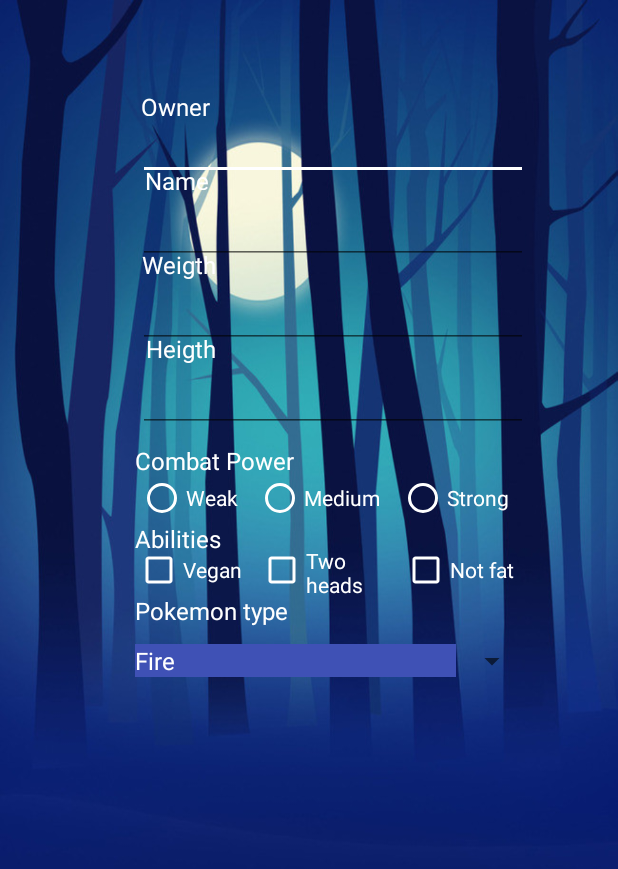
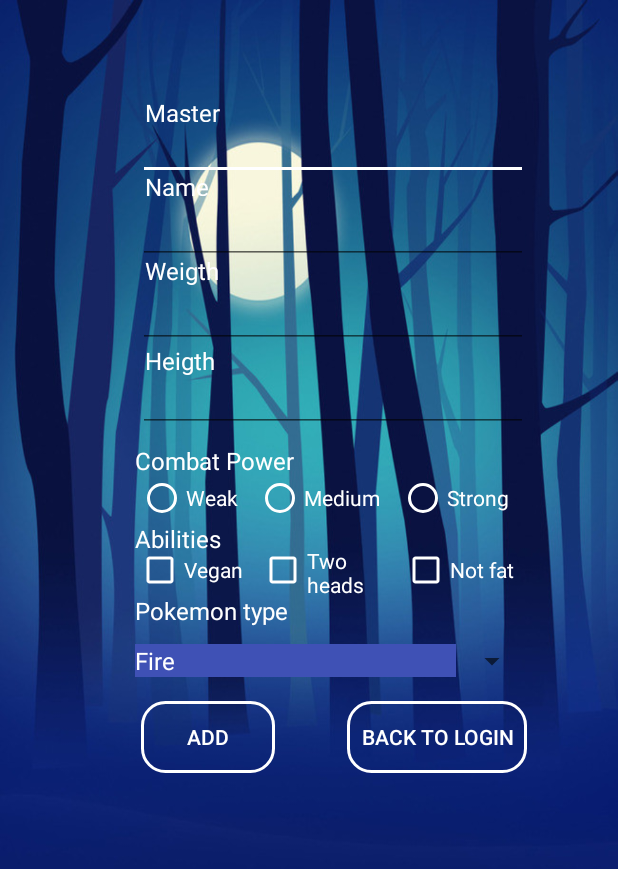
Before and after one commit to vytautasPovilaitis/android_pokemons, an Android app: the RegisterNewEntry screen opened directly, with no data from a screen before it, on a phone screen of 412 x 824 dp. Shown: the top 869 px of the screen. Run offline under Robolectric (Android 15) with nearby library versions, the phone set to English and light mode, and no system bars.

Commit message:
veikia registracija + login nėra lentelės + mygtukų

```diff
--- a/app/src/main/java/com/example/vytautas/myapplication/RegisterNewEntry.java
+++ b/app/src/main/java/com/example/vytautas/myapplication/RegisterNewEntry.java
@@ -17,7 +17,7 @@ public class RegisterNewEntry extends AppCompatActivity {
     }
 
     public void initRegisterNewActivitySpinner() {
-        Spinner registerNewActivitySpinner = (Spinner) findViewById(R.id.registerNewAcivity_type_spinner);
+        Spinner registerNewActivitySpinner = (Spinner) findViewById(R.id.register_new_entry_type_spinner);
         String[] arraySpinner = new String[]{
                 "Fire", "Water", "Earth", "Metal", "Electric"};
         ArrayAdapter<String> adapter = new ArrayAdapter<String>(RegisterNewEntry.this, R.layout.register_new_entry_spinner_layout,
--- /dev/null
+++ b/app/src/main/res/drawable/register_new_entry_bt_add.xml
@@ -0,0 +1,8 @@
+<?xml version="1.0" encoding="utf-8"?>
+<shape xmlns:android="http://schemas.android.com/apk/res/android"
+    android:shape="rectangle">
+    <corners android:radius="15dp" />
+    <stroke
+        android:width="3px"
+        android:color="#ffffff" />
+</shape>
--- a/app/src/main/res/layout/activity_register_new_entry.xml
+++ b/app/src/main/res/layout/activity_register_new_entry.xml
@@ -12,52 +12,49 @@
         android:layout_height="wrap_content">
 
         <TextView
-            android:id="@+id/register_new_activity_tw_owner"
+            android:id="@+id/register_new_entry_tw_master"
             style="@style/registerNewEntryTextView"
             android:layout_width="wrap_content"
             android:layout_height="17dp"
-            android:layout_marginEnd="212dp"
-            android:layout_marginTop="60dp"
-            android:text="@string/pokemon_owner"
-            app:layout_constraintEnd_toEndOf="@+id/register_new_activity_et_id"
+            android:layout_marginTop="64dp"
+            android:text="@string/pokemon_master"
+            app:layout_constraintStart_toStartOf="@+id/register_new_entry_tw_name"
             app:layout_constraintTop_toTopOf="parent" />
 
         <TextView
-            android:id="@+id/register_new_activity_tw_name"
+            android:id="@+id/register_new_entry_tw_name"
             style="@style/registerNewEntryTextView"
             android:layout_width="43dp"
             android:layout_height="17dp"
             android:layout_marginEnd="212dp"
             android:layout_marginTop="32dp"
             android:text="@string/pokemon_name"
-            app:layout_constraintEnd_toEndOf="@+id/register_new_activity_et_name"
-            app:layout_constraintTop_toBottomOf="@+id/register_new_activity_tw_owner" />
+            app:layout_constraintEnd_toEndOf="@+id/register_new_entry_et_name"
+            app:layout_constraintTop_toBottomOf="@+id/register_new_entry_tw_master" />
 
 
         <TextView
-            android:id="@+id/register_new_activity_tw_weigth"
+            android:id="@+id/register_new_entry_tw_weigth"
             style="@style/registerNewEntryTextView"
             android:layout_width="wrap_content"
             android:layout_height="wrap_content"
-            android:layout_marginEnd="208dp"
             android:layout_marginTop="88dp"
             android:text="@string/pokemon_weigth"
-            app:layout_constraintEnd_toEndOf="@+id/register_new_activity_et_weigth"
-            app:layout_constraintTop_toBottomOf="@+id/register_new_activity_tw_owner" />
+            app:layout_constraintStart_toStartOf="@+id/register_new_entry_tw_name"
+            app:layout_constraintTop_toBottomOf="@+id/register_new_entry_tw_master" />
 
         <TextView
-            android:id="@+id/register_new_activity_tw_heigth"
+            android:id="@+id/register_new_entry_tw_heigth"
             style="@style/registerNewEntryTextView"
             android:layout_width="wrap_content"
             android:layout_height="wrap_content"
-            android:layout_marginEnd="208dp"
-            android:layout_marginTop="144dp"
+            android:layout_marginTop="148dp"
             android:text="@string/pokemon_heigth"
-            app:layout_constraintEnd_toEndOf="@+id/register_new_activity_et_heigth"
-            app:layout_constraintTop_toBottomOf="@+id/register_new_activity_tw_owner" />
+            app:layout_constraintStart_toStartOf="@+id/register_new_entry_tw_weigth"
+            app:layout_constraintTop_toBottomOf="@+id/register_new_entry_tw_master" />
 
         <EditText
-            android:id="@+id/register_new_activity_et_id"
+            android:id="@+id/register_new_entry_et_id"
             android:layout_width="260dp"
             android:layout_height="56dp"
             android:layout_marginEnd="60dp"
@@ -69,7 +66,7 @@
             app:layout_constraintTop_toTopOf="parent" />
 
         <EditText
-            android:id="@+id/register_new_activity_et_name"
+            android:id="@+id/register_new_entry_et_name"
             android:layout_width="260dp"
             android:layout_height="56dp"
             android:layout_marginEnd="60dp"
@@ -77,10 +74,10 @@
             android:inputType="textPersonName"
             android:textColor="@color/white"
             app:layout_constraintEnd_toEndOf="parent"
-            app:layout_constraintTop_toBottomOf="@+id/register_new_activity_et_id" />
+            app:layout_constraintTop_toBottomOf="@+id/register_new_entry_et_id" />
 
         <EditText
-            android:id="@+id/register_new_activity_et_weigth"
+            android:id="@+id/register_new_entry_et_weigth"
             android:layout_width="260dp"
             android:layout_height="56dp"
             android:layout_marginEnd="60dp"
@@ -88,10 +85,10 @@
             android:inputType="textPersonName"
             android:textColor="@color/white"
             app:layout_constraintEnd_toEndOf="parent"
-            app:layout_constraintTop_toBottomOf="@+id/register_new_activity_et_name" />
+            app:layout_constraintTop_toBottomOf="@+id/register_new_entry_et_name" />
 
         <EditText
-            android:id="@+id/register_new_activity_et_heigth"
+            android:id="@+id/register_new_entry_et_heigth"
             android:layout_width="260dp"
             android:layout_height="56dp"
             android:layout_marginEnd="60dp"
@@ -99,10 +96,10 @@
             android:inputType="textPersonName"
             android:textColor="@color/white"
             app:layout_constraintEnd_toEndOf="parent"
-            app:layout_constraintTop_toBottomOf="@+id/register_new_activity_et_weigth" />
+            app:layout_constraintTop_toBottomOf="@+id/register_new_entry_et_weigth" />
 
         <TextView
-            android:id="@+id/register_new_activity_tw_power"
+            android:id="@+id/register_new_entry_tw_power"
             style="@style/registerNewEntryTextView"
             android:layout_width="wrap_content"
             android:layout_height="wrap_content"
@@ -110,10 +107,10 @@
             android:layout_marginTop="8dp"
             android:text="@string/combat_power"
             app:layout_constraintEnd_toEndOf="parent"
-            app:layout_constraintTop_toBottomOf="@+id/register_new_activity_et_heigth" />
+            app:layout_constraintTop_toBottomOf="@+id/register_new_entry_et_heigth" />
 
         <RadioGroup
-            android:id="@+id/register_new_activity_radioGroup"
+            android:id="@+id/register_new_entry_radioGroup"
             android:layout_width="260dp"
             android:layout_height="wrap_content"
             android:layout_marginEnd="60dp"
@@ -123,7 +120,7 @@
             app:layout_constraintTop_toTopOf="parent">
 
             <RadioButton
-                android:id="@+id/register_new_activity_radioBt_weak"
+                android:id="@+id/register_new_entry_radioBt_weak"
                 android:layout_width="wrap_content"
                 android:layout_height="wrap_content"
                 android:layout_weight="1"
@@ -135,7 +132,7 @@
                 tools:layout_editor_absoluteY="276dp" />
 
             <RadioButton
-                android:id="@+id/register_new_activity_radioBt_medium"
+                android:id="@+id/register_new_entry_radioBt_medium"
                 android:layout_width="wrap_content"
                 android:layout_height="wrap_content"
                 android:layout_weight="1"
@@ -148,7 +145,7 @@
                 tools:layout_editor_absoluteY="292dp" />
 
             <RadioButton
-                android:id="@+id/register_new_activity_radioBt_strong"
+                android:id="@+id/register_new_entry_radioBt_strong"
                 android:layout_width="wrap_content"
                 android:layout_height="wrap_content"
                 android:layout_weight="1"
@@ -162,16 +159,16 @@
         </RadioGroup>
 
         <TextView
-            android:id="@+id/register_new_activity_tw_abilities"
+            android:id="@+id/register_new_entry_tw_abilities"
             style="@style/registerNewEntryTextView"
             android:layout_width="wrap_content"
             android:layout_height="wrap_content"
             android:text="@string/pokemon_abilities"
-            app:layout_constraintStart_toStartOf="@+id/register_new_activity_tw_power"
-            app:layout_constraintTop_toBottomOf="@+id/register_new_activity_radioGroup" />
+            app:layout_constraintStart_toStartOf="@+id/register_new_entry_tw_power"
+            app:layout_constraintTop_toBottomOf="@+id/register_new_entry_radioGroup" />
 
         <CheckBox
-            android:id="@+id/register_new_activity_cb_vegan"
+            android:id="@+id/register_new_entry_cb_vegan"
             android:layout_width="82dp"
             android:layout_height="32dp"
             android:layout_marginTop="16dp"
@@ -179,12 +176,12 @@
             android:text="@string/pokemon_vegan"
             android:textColor="@color/white"
             android:textSize="14sp"
-            app:layout_constraintEnd_toStartOf="@+id/register_new_activity_cb_twoHeads"
-            app:layout_constraintTop_toBottomOf="@+id/register_new_activity_radioGroup" />
+            app:layout_constraintEnd_toStartOf="@+id/register_new_entry_cb_twoHeads"
+            app:layout_constraintTop_toBottomOf="@+id/register_new_entry_radioGroup" />
 
         <CheckBox
-            android:id="@+id/register_new_activity_cb_twoHeads"
-            android:layout_width="96dp"
+            android:id="@+id/register_new_entry_cb_twoHeads"
+            android:layout_width="95dp"
             android:layout_height="32dp"
             android:layout_marginEnd="144dp"
             android:layout_marginTop="16dp"
@@ -193,37 +190,61 @@
             android:textColor="@color/white"
             android:textSize="14sp"
             app:layout_constraintEnd_toEndOf="parent"
-            app:layout_constraintTop_toBottomOf="@+id/register_new_activity_radioGroup" />
+            app:layout_constraintTop_toBottomOf="@+id/register_new_entry_radioGroup" />
 
         <CheckBox
-            android:id="@+id/register_new_activity_cb_notFat"
-            android:layout_width="85dp"
+            android:id="@+id/register_new_entry_cb_notFat"
+            android:layout_width="84dp"
             android:layout_height="32dp"
             android:buttonTint="@color/white"
             android:text="@string/pokemon_not_fat"
             android:textColor="@color/white"
             android:textSize="14sp"
-            app:layout_constraintStart_toEndOf="@+id/register_new_activity_cb_twoHeads"
-            app:layout_constraintTop_toTopOf="@+id/register_new_activity_cb_twoHeads" />
+            app:layout_constraintStart_toEndOf="@+id/register_new_entry_cb_twoHeads"
+            app:layout_constraintTop_toTopOf="@+id/register_new_entry_cb_twoHeads" />
 
         <Spinner
-            android:id="@+id/registerNewAcivity_type_spinner"
+            android:id="@+id/register_new_entry_type_spinner"
             android:layout_width="262dp"
             android:layout_height="37dp"
             android:layout_marginEnd="60dp"
             android:layout_marginTop="4dp"
 
             app:layout_constraintEnd_toEndOf="parent"
-            app:layout_constraintTop_toBottomOf="@+id/textView12" />
+            app:layout_constraintTop_toBottomOf="@+id/register_new_entry_pokemon_type" />
 
         <TextView
-            android:id="@+id/textView12"
+            android:id="@+id/register_new_entry_pokemon_type"
             style="@style/registerNewEntryTextView"
             android:layout_width="wrap_content"
             android:layout_height="wrap_content"
             android:text="@string/pokemon_type"
-            app:layout_constraintStart_toStartOf="@+id/register_new_activity_tw_abilities"
-            app:layout_constraintTop_toBottomOf="@+id/register_new_activity_cb_vegan" />
+            app:layout_constraintStart_toStartOf="@+id/register_new_entry_tw_abilities"
+            app:layout_constraintTop_toBottomOf="@+id/register_new_entry_cb_vegan" />
+
+        <Button
+            android:id="@+id/register_new_entry_bt_add"
+            android:layout_width="89dp"
+            android:layout_height="wrap_content"
+            android:layout_marginStart="4dp"
+            android:layout_marginTop="8dp"
+            android:background="@drawable/register_new_entry_bt_add"
+            android:text="@string/register_new_entry_bt_add"
+            android:textColor="@color/white"
+            app:layout_constraintStart_toStartOf="@+id/register_new_entry_type_spinner"
+            app:layout_constraintTop_toBottomOf="@+id/register_new_entry_type_spinner" />
+
+        <Button
+            android:id="@+id/register_new_entry_bt_back_to_login"
+            android:layout_width="120dp"
+            android:layout_height="wrap_content"
+            android:layout_marginStart="48dp"
+            android:layout_marginTop="8dp"
+            android:background="@drawable/register_new_entry_bt_add"
+            android:text="@string/back_to_login"
+            android:textColor="@color/white"
+            app:layout_constraintStart_toEndOf="@+id/register_new_entry_bt_add"
+            app:layout_constraintTop_toBottomOf="@+id/register_new_entry_type_spinner" />
 
     </android.support.constraint.ConstraintLayout>
 </ScrollView>
--- a/app/src/main/res/values/strings.xml
+++ b/app/src/main/res/values/strings.xml
@@ -20,7 +20,6 @@
     <string name="login_tw_username">Username:</string>
     <string name="register_bt_register">Register</string>
     <string name="back_to_login">Back to login</string>
-    <string name="description">Back to login</string>
     <string name="register_empty_password">Password field is empty</string>
     <string name="register_empty_email">Email field is empty</string>
     <string name="register_empty_username">Username field is empty</string>
@@ -30,7 +29,7 @@
     <string name="pokemon_weigth">Weigth</string>
     <string name="pokemon_heigth">Heigth</string>
     <string name="pokemon_name">Name</string>
-    <string name="pokemon_owner">Owner</string>
+    <string name="pokemon_master">Master</string>
     <string name="register_label"> Register new user</string>
     <string name="login_label">Login</string>
     <string name="registerNewEntry_label">Add new pokemon</string>
@@ -47,7 +46,7 @@
     <string name="register_tw_username">Username</string>
     <string name="register_tw_title">Register new user</string>
     <string name="register_bt_backToLogin">Back to login</string>
+    <string name="register_new_entry_bt_add">Add</string>
 
 
-    description
 </resources>
```
Also changed, not shown: app/src/main/java/com/example/vytautas/myapplication/DatabaseSQLite.java (added, +127 -0 lines), app/src/main/java/com/example/vytautas/myapplication/MainActivity.java (+12 -1 lines), app/src/main/java/com/example/vytautas/myapplication/RegisterActivity.java (+6 -3 lines), app/src/main/java/com/example/vytautas/myapplication/User.java (+36 -1 lines), app/src/main/res/layout/activity_register.xml (+9 -5 lines).
